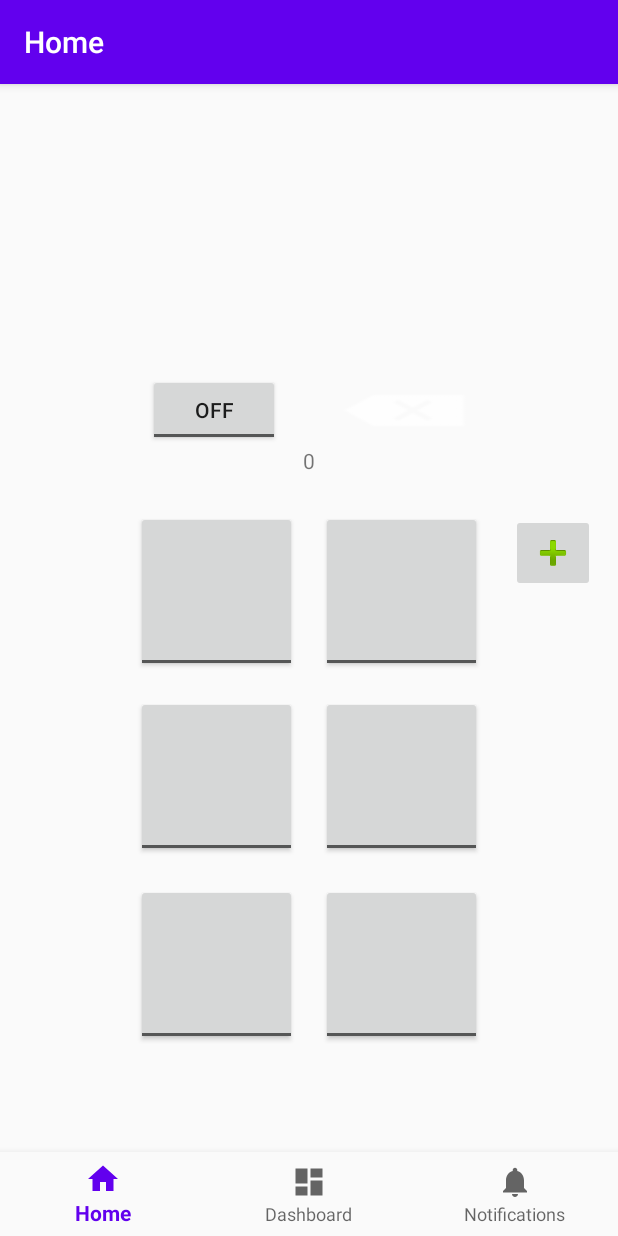
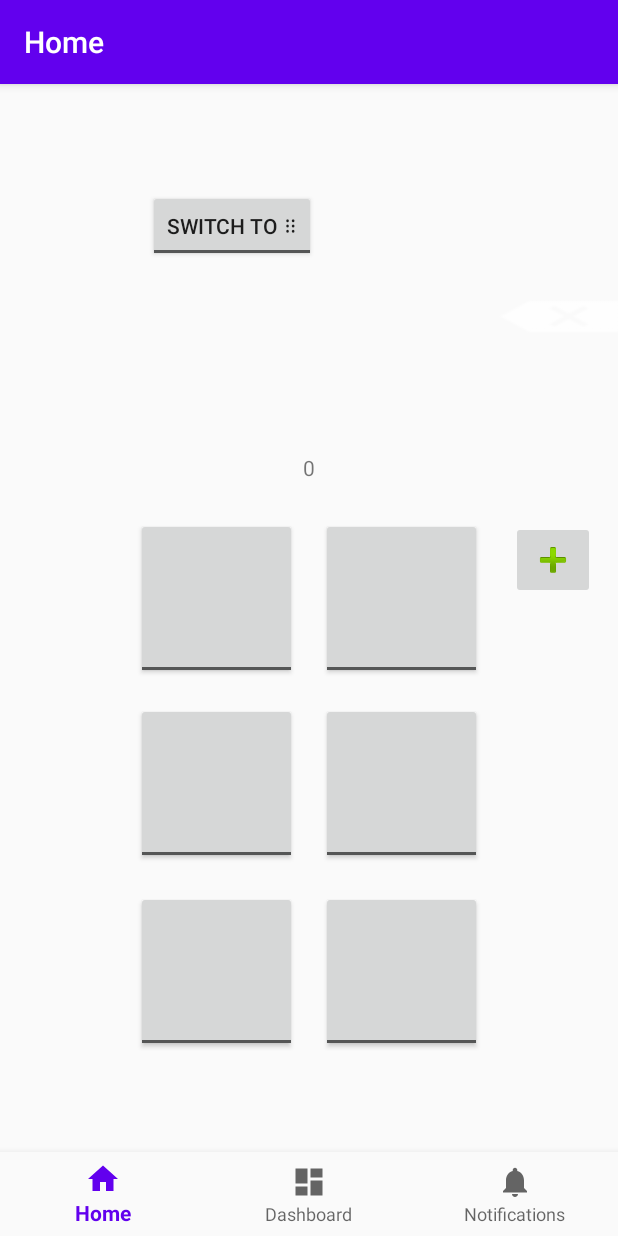
Before and after one commit to atakemori/Braille, an Android app: the screen it shows after launch (MainActivity), on a phone screen of 412 x 824 dp. Run offline under Robolectric (Android 15) with nearby library versions, the light colour scheme and no system bars; our stand-ins replace data binding, navigation-ui; pictures from the network do not load; 2 statements that could not run were skipped.

Commit message:
Switch translation from text to dots
Added a toggleButton and liveData observer to switch the string transformation from text to braille cells and vice versa.

```diff
--- a/app/src/main/java/com/takemori/braille/ui/home/HomeFragment.kt
+++ b/app/src/main/java/com/takemori/braille/ui/home/HomeFragment.kt
@@ -100,6 +100,7 @@ class HomeFragment : Fragment() {
         // Bind additional buttons to add and remove letters from main string list
         binding.buttonClear.setOnClickListener { removeLetter() }
         binding.addLetterButton.setOnClickListener { addLetter()}
+        binding.toggleButtonShowAsDots.setOnCheckedChangeListener { buttonView, isChecked ->  homeViewModel.setShowAsDots(isChecked)}
 
 //        binding.buttons.toggleButton6.isHapticFeedbackEnabled = true
 //        binding.buttons.toggleButton6.setOnCheckedChangeListener { buttonView, isChecked ->
--- a/app/src/main/java/com/takemori/braille/ui/home/HomeViewModel.kt
+++ b/app/src/main/java/com/takemori/braille/ui/home/HomeViewModel.kt
@@ -35,8 +35,19 @@ class HomeViewModel : ViewModel() {
         get() = _lettersList
 
     val lettersToString = Transformations.map(lettersList) { input: MutableList<Letter> ->
-        return@map Braille.translateLetters(input)
+        if (showAsDots.value!!) {
+            val stringBuilder: StringBuilder = StringBuilder()
+            for (letter:Letter in input) {
+                stringBuilder.append(letter.unicode_dots)
+            }
+            return@map stringBuilder.toString()
+        }
+        else return@map Braille.translateLetters(input)
     }
+
+    private val _showAsDots = MutableLiveData<Boolean>()
+    val showAsDots: LiveData<Boolean>
+        get() = _showAsDots
 
 
 
@@ -46,6 +57,7 @@ class HomeViewModel : ViewModel() {
         _word.value = "la"
         _brailleByte.value = 0b0
         _lettersList.value = mutableListOf<Letter>()
+        _showAsDots.value = false
     }
 
 
@@ -103,6 +115,15 @@ class HomeViewModel : ViewModel() {
         }
     }
 
+    /**
+     * Switch text display mode and then re-trigger
+     * the string transformer
+     */
+    fun setShowAsDots(isChecked: Boolean) {
+        _showAsDots.value = isChecked
+        _lettersList.notifyObserver()
+    }
+
 }
 
 /**
--- a/app/src/main/res/layout/fragment_home.xml
+++ b/app/src/main/res/layout/fragment_home.xml
@@ -19,9 +19,9 @@
             android:layout_width="0dp"
             android:layout_height="wrap_content"
             android:layout_marginTop="8dp"
+            android:text="@{homeFragmentViewModel.lettersToString}"
             android:textAlignment="center"
-            android:textSize="20sp"
-            android:text="@{homeFragmentViewModel.lettersToString}"
+            android:textSize="28sp"
             app:layout_constraintBottom_toBottomOf="parent"
             app:layout_constraintEnd_toStartOf="@+id/guideline_right"
             app:layout_constraintStart_toStartOf="@+id/guideline_left"
@@ -45,6 +45,7 @@
             android:layout_height="wrap_content"
             android:orientation="vertical"
             app:layout_constraintGuide_percent=".2" />
+
         <androidx.constraintlayout.widget.Guideline
             android:id="@+id/guideline_right"
             android:layout_width="wrap_content"
@@ -53,23 +54,25 @@
             app:layout_constraintGuide_percent=".8" />
 
         <ToggleButton
-            android:id="@+id/toggleButtonTEST"
+            android:id="@+id/toggleButtonShowAsDots"
             android:layout_width="wrap_content"
             android:layout_height="wrap_content"
             android:layout_marginStart="16dp"
-            android:text="ToggleButton"
-            app:layout_constraintBottom_toBottomOf="@+id/buttonClear"
-            app:layout_constraintStart_toStartOf="@+id/guideline_left" />
+            android:layout_marginTop="16dp"
+            android:layout_marginBottom="13dp"
+            android:textOff="Switch to ⠿"
+            android:textOn="Switch to Text"
+            app:layout_constraintBottom_toTopOf="@+id/letters_to_string"
+            app:layout_constraintStart_toStartOf="@+id/guideline_left"
+            app:layout_constraintTop_toTopOf="parent" />
 
         <Button
             android:id="@+id/buttonClear"
             android:layout_width="wrap_content"
             android:layout_height="wrap_content"
-            android:layout_marginEnd="16dp"
-            android:layout_marginBottom="35dp"
             android:background="@android:drawable/ic_input_delete"
-            app:layout_constraintBottom_toTopOf="@+id/buttons"
-            app:layout_constraintEnd_toStartOf="@+id/guideline_right"
+            app:layout_constraintStart_toStartOf="@+id/guideline_right"
+            app:layout_constraintTop_toTopOf="@+id/letters_to_string"
             tools:background="@android:drawable/ic_input_delete" />
 
         <TextView
```
